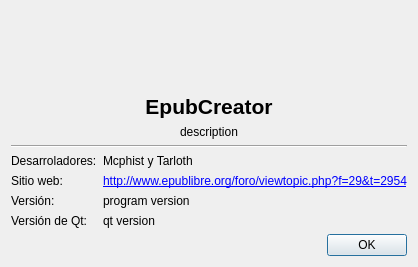
leandro86/epubcreator, file gui/forms/about_dialog.ui: the form before one commit.
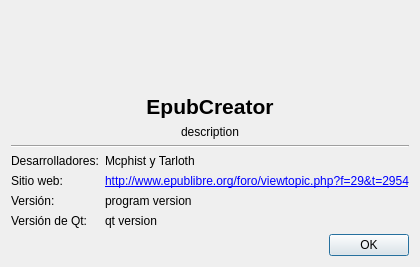
The form after the commit. Icons and pictures are not drawn.

Commit message: Corregido pequeño error en el texto del form "Acerca de...".

The edit to the form file:
```diff
--- a/gui/forms/about_dialog.ui
+++ b/gui/forms/about_dialog.ui
@@ -159,7 +159,7 @@
        <item row="0" column="0">
         <widget class="QLabel" name="label_8">
          <property name="text">
-          <string>Desarroladores:</string>
+          <string>Desarrolladores:</string>
          </property>
         </widget>
        </item>
```
The commit also changes 1 other file.
